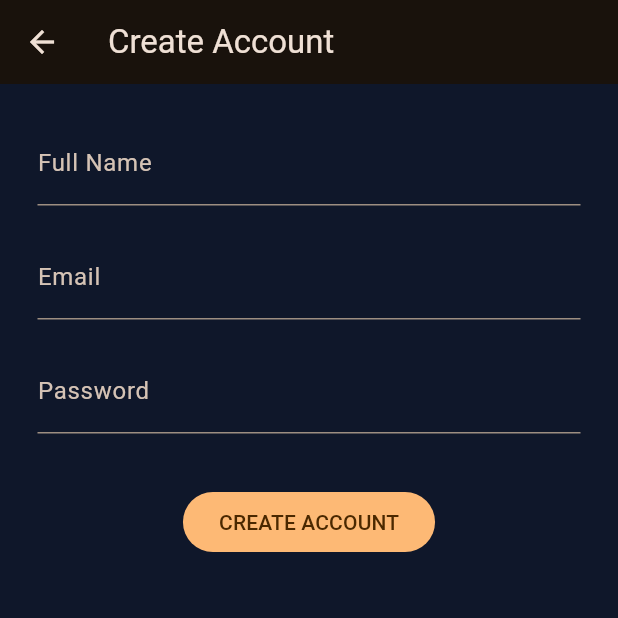
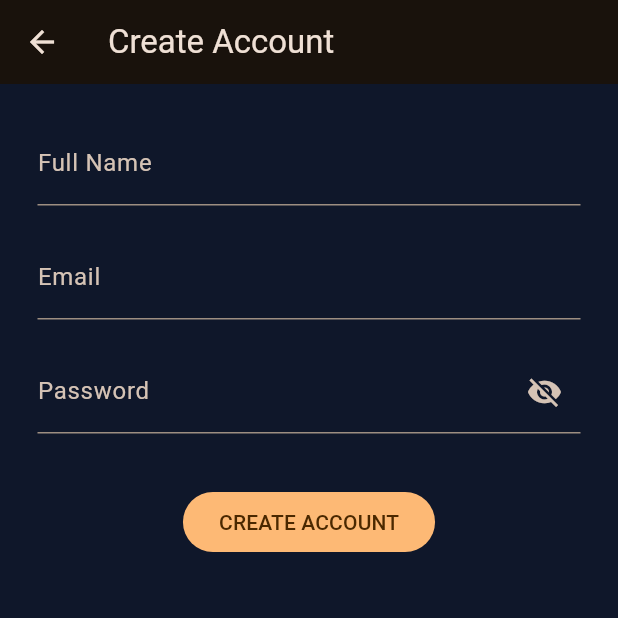
Before and after one commit to Arjuna401/CinemaTix, a Flutter app: the screen it shows after launch, after a tap on "Create Account", on a phone screen of 412 x 824 dp, the top half of it. Run offline on Flutter 3.47's test engine with Material 3 defaults, Android fonts, the phone set to English and light mode, and no system bars; our stand-ins replace qr_flutter.

Commit message:
Add password visibility toggle and improve admin features

```diff
--- a/lib/main.dart
+++ b/lib/main.dart
@@ -647,6 +647,8 @@ class _LoginScreenState extends State<LoginScreen> {
   final email = TextEditingController();
   final password = TextEditingController();
 
+    bool obscurePassword = true;
+
   @override
   Widget build(BuildContext context) {
 
@@ -693,10 +695,24 @@ class _LoginScreenState extends State<LoginScreen> {
 
              TextField(
   controller: password,
-                obscureText: true,
+  obscureText: obscurePassword,
   decoration: InputDecoration(
     labelText: "Password",
     prefixIcon: const Icon(Icons.lock),
+
+    suffixIcon: IconButton(
+      icon: Icon(
+        obscurePassword
+            ? Icons.visibility_off
+            : Icons.visibility,
+      ),
+      onPressed: () {
+        setState(() {
+          obscurePassword = !obscurePassword;
+        });
+      },
+    ),
+
     border: OutlineInputBorder(
       borderRadius: BorderRadius.circular(16),
     ),
@@ -961,6 +977,8 @@ class _CreateAccountScreenState
   final email = TextEditingController();
   final password = TextEditingController();
 
+  bool obscurePassword = true;
+
   @override
   Widget build(BuildContext context) {
 
@@ -997,12 +1015,23 @@ class _CreateAccountScreenState
 
             TextField(
   controller: password,
-              obscureText: true,
-              decoration: const InputDecoration(
+  obscureText: obscurePassword,
+  decoration: InputDecoration(
     labelText: "Password",
-              ),
-            ),
-
+    suffixIcon: IconButton(
+      icon: Icon(
+        obscurePassword
+            ? Icons.visibility_off
+            : Icons.visibility,
+      ),
+      onPressed: () {
+        setState(() {
+          obscurePassword = !obscurePassword;
+        });
+      },
+    ),
+  ),
+),
             const SizedBox(height: 35),
 
             FilledButton(
```
Lines whose indentation alone changed are shown as unchanged.
